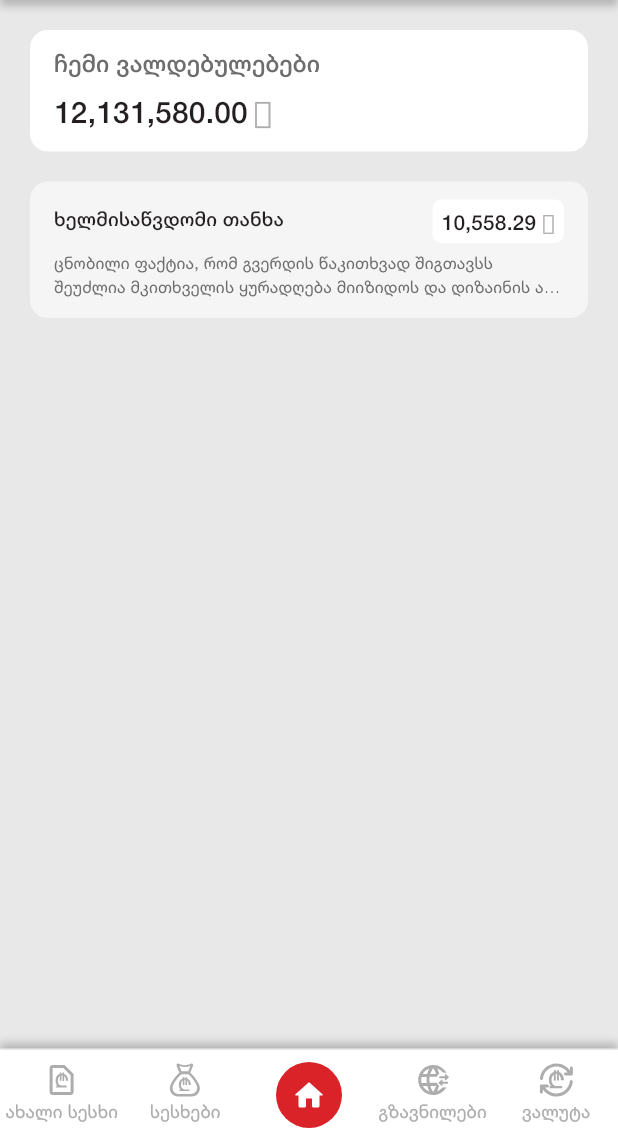
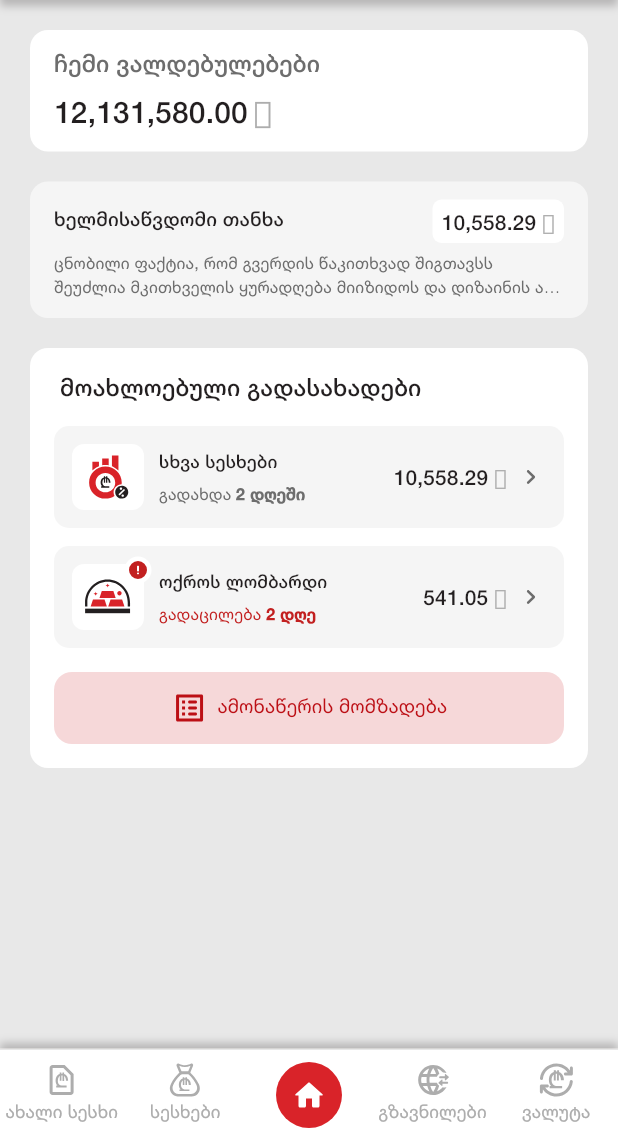
Before and after one commit to OmarKhachidze/skapi_obligations, a Flutter app: the screen it shows after launch, on a phone screen of 412 x 824 dp, the part 96-1236 px from its top. Run offline on Flutter 3.47's test engine with Material 3 defaults, Android fonts, the phone set to English and light mode, and no system bars; drawn by our look-alikes of dynamic_color; our stand-ins replace flutter_svg, go_router; generated files the repository leaves out were written again.

Commit message:
add upcoming payments section with items and icon button

```diff
--- a/lib/common/constants/svg_assets.dart
+++ b/lib/common/constants/svg_assets.dart
@@ -6,6 +6,7 @@ class SvgAssets {
 
   // App Logo
   static const String logo = '${_svgsPath}logo.svg';
+
   // Navigation Svg icons path
   static const String newLoan = '${_navigationPath}new_loan.svg';
   static const String loans = '${_navigationPath}loans.svg';
@@ -13,8 +14,16 @@ class SvgAssets {
   static const String homeDisabled = '${_navigationPath}home_disabled.svg';
   static const String transfers = '${_navigationPath}transfers.svg';
   static const String currency = '${_navigationPath}currency.svg';
+
+  // Obligations svg path
+  static const String otherObligations = '${_svgsPath}other_obligations.svg';
+  static const String goldObligations = '${_svgsPath}gold_obligations.svg';
+
   // Svg icons path
   static const String menu = '${_svgsPath}menu.svg';
   static const String notifications = '${_svgsPath}notifications.svg';
   static const String liveHelp = '${_svgsPath}live_help.svg';
+  static const String arrowRight = '${_svgsPath}arrow_right.svg';
+  static const String exclamationMark = '${_svgsPath}exc_mark.svg';
+  static const String listAlt = '${_svgsPath}list_alt.svg';
 }
--- /dev/null
+++ b/lib/common/widgets/buttons/skapi_icon_button.dart
@@ -0,0 +1,58 @@
+import 'package:flutter/material.dart';
+import 'package:flutter_svg/svg.dart';
+import 'package:skapi_obligations/common/extension/theme_extension.dart';
+
+class SkapiIconButton extends StatelessWidget {
+  const SkapiIconButton({
+    required this.label,
+    required this.iconPath,
+    required this.onPress,
+    super.key,
+  });
+
+  final String label;
+  final String iconPath;
+  final VoidCallback onPress;
+
+  @override
+  Widget build(BuildContext context) {
+    return Material(
+      color: context.skapiColors.primaryLight,
+      borderRadius: BorderRadius.circular(12),
+      child: InkWell(
+        onTap: onPress,
+        splashColor: context.skapiColors.primaryDark.withValues(alpha: 0.2),
+        highlightColor: context.skapiColors.primaryDark.withValues(alpha: 0.1),
+        borderRadius: BorderRadius.circular(12),
+        child: Container(
+          padding: const EdgeInsets.all(12.0),
+          decoration: BoxDecoration(borderRadius: BorderRadius.circular(12.0)),
+          child: Row(
+            mainAxisAlignment: MainAxisAlignment.center,
+            crossAxisAlignment: CrossAxisAlignment.center,
+            spacing: 6,
+            children: [
+              SvgPicture.asset(
+                iconPath,
+                colorFilter: ColorFilter.mode(
+                  context.skapiColors.primaryDark,
+                  BlendMode.srcIn,
+                ),
+              ),
+              Flexible(
+                child: Text(
+                  label,
+                  maxLines: 1,
+                  overflow: TextOverflow.ellipsis,
+                  style: context.skapiTextStyles.buttonSecondary.copyWith(
+                    color: context.skapiColors.primaryDark,
+                  ),
+                ),
+              ),
+            ],
+          ),
+        ),
+      ),
+    );
+  }
+}
--- a/lib/features/obligations/presentation/obligation_screen.dart
+++ b/lib/features/obligations/presentation/obligation_screen.dart
@@ -1,7 +1,9 @@
 import 'package:flutter/material.dart';
+import 'package:skapi_obligations/common/extension/localization_extension.dart';
 import 'package:skapi_obligations/common/extension/theme_extension.dart';
 import 'package:skapi_obligations/features/obligations/presentation/widgets/available_amount_section/available_amount_section.dart';
 import 'package:skapi_obligations/features/obligations/presentation/widgets/my_obligations_section/my_obligations_section.dart';
+import 'package:skapi_obligations/features/obligations/presentation/widgets/upcoming_payment_section/upcoming_payment_section.dart';
 
 import '../../../common/widgets/appbars/home_appbar.dart';
 
@@ -22,6 +24,7 @@ class ObligationScreen extends StatelessWidget {
         children: const [
           MyObligationsSection(amount: 12_131_580.00),
           AvailableAmountSection(amount: 10_558.29),
+          UpcomingPaymentSection(),
         ],
       ),
     );
--- /dev/null
+++ b/lib/features/obligations/presentation/widgets/upcoming_payment_section/upcoming_payment_error_icon.dart
@@ -0,0 +1,29 @@
+import 'package:flutter/material.dart';
+import 'package:flutter_svg/svg.dart';
+import 'package:skapi_obligations/common/extension/theme_extension.dart';
+import '../../../../../common/constants/svg_assets.dart';
+
+class UpcomingPaymentErrorIcon extends StatelessWidget {
+  const UpcomingPaymentErrorIcon({super.key});
+
+  @override
+  Widget build(BuildContext context) {
+    return Container(
+      width: 18.0,
+      height: 18.0,
+      padding: const EdgeInsets.all(3),
+      decoration: BoxDecoration(
+        color: context.skapiColors.error,
+        shape: BoxShape.circle,
+        border: Border.all(color: context.skapiColors.white, width: 3),
+      ),
+      child: SvgPicture.asset(
+        SvgAssets.exclamationMark,
+        colorFilter: ColorFilter.mode(
+          context.skapiColors.white,
+          BlendMode.srcIn,
+        ),
+      ),
+    );
+  }
+}
--- /dev/null
+++ b/lib/features/obligations/presentation/widgets/upcoming_payment_section/upcoming_payment_icon.dart
@@ -0,0 +1,45 @@
+import 'package:flutter/material.dart';
+import 'package:flutter_svg/svg.dart';
+import 'package:skapi_obligations/common/extension/theme_extension.dart';
+import 'package:skapi_obligations/features/obligations/presentation/widgets/upcoming_payment_section/upcoming_payment_error_icon.dart';
+
+class UpcomingPaymentIcon extends StatelessWidget {
+  const UpcomingPaymentIcon({
+    required this.iconPath,
+    this.hasPassed = false,
+    super.key,
+  });
+
+  final String iconPath;
+  final bool hasPassed;
+
+  @override
+  Widget build(BuildContext context) {
+    return Stack(
+      clipBehavior: Clip.none,
+      children: [
+        Container(
+          height: 44.0,
+          width: 48.0,
+          padding: const EdgeInsets.symmetric(horizontal: 6.0, vertical: 4.0),
+          decoration: BoxDecoration(
+            color: context.skapiColors.white,
+            borderRadius: BorderRadius.circular(8.0),
+          ),
+          child: SizedBox(
+            width: 36.0,
+            height: 36.0,
+            child: SvgPicture.asset(iconPath),
+          ),
+        ),
+        hasPassed
+            ? const Positioned(
+                top: -5,
+                right: -5,
+                child: UpcomingPaymentErrorIcon(),
+              )
+            : const SizedBox.shrink(),
+      ],
+    );
+  }
+}
--- /dev/null
+++ b/lib/features/obligations/presentation/widgets/upcoming_payment_section/upcoming_payment_item.dart
@@ -0,0 +1,73 @@
+import 'package:flutter/material.dart';
+import 'package:flutter_svg/svg.dart';
+import 'package:skapi_obligations/common/constants/svg_assets.dart';
+import 'package:skapi_obligations/common/extension/theme_extension.dart';
+import 'package:skapi_obligations/common/widgets/money_text/money_text.dart';
+import 'package:skapi_obligations/features/obligations/presentation/widgets/upcoming_payment_section/upcoming_payment_icon.dart';
+import 'package:skapi_obligations/features/obligations/presentation/widgets/upcoming_payment_section/upcoming_payment_label_pay_day.dart';
+
+class UpcomingPaymentItem extends StatelessWidget {
+  const UpcomingPaymentItem({
+    required this.label,
+    required this.iconPath,
+    required this.days,
+    required this.amount,
+    required this.onPress,
+    this.hasPassed = false,
+    super.key,
+  });
+
+  final String label;
+  final String iconPath;
+  final String days;
+  final double amount;
+  final bool hasPassed;
+  final VoidCallback onPress;
+
+  @override
+  Widget build(BuildContext context) {
+    return Material(
+      color: context.skapiColors.grayVeryLight,
+      borderRadius: BorderRadius.circular(10),
+      child: InkWell(
+        onTap: onPress,
+        borderRadius: BorderRadius.circular(10),
+        child: Container(
+          padding: const EdgeInsets.all(12.0),
+          decoration: BoxDecoration(borderRadius: BorderRadius.circular(10.0)),
+          child: Row(
+            children: [
+              UpcomingPaymentIcon(iconPath: iconPath, hasPassed: hasPassed),
+              const SizedBox(width: 10),
+              UpcomingPaymentLabelPayDay(
+                label: label,
+                days: days,
+                hasPassed: hasPassed,
+              ),
+              MoneyText(
+                amount: amount,
+                amountTextStyle: context.skapiTextStyles.h4,
+                currencyTextStyle: context.skapiTextStyles.gel.copyWith(
+                  fontSize: 14,
+                  height: 20 / 14,
+                ),
+              ),
+              const SizedBox(width: 6),
+              SizedBox(
+                width: 20.0,
+                height: 20.0,
+                child: SvgPicture.asset(
+                  SvgAssets.arrowRight,
+                  colorFilter: ColorFilter.mode(
+                    context.skapiColors.grayDark,
+                    BlendMode.srcIn,
+                  ),
+                ),
+              ),
+            ],
+          ),
+        ),
+      ),
+    );
+  }
+}
--- /dev/null
+++ b/lib/features/obligations/presentation/widgets/upcoming_payment_section/upcoming_payment_label_pay_day.dart
@@ -0,0 +1,38 @@
+import 'package:flutter/material.dart';
+import 'package:skapi_obligations/common/extension/theme_extension.dart';
+import 'package:skapi_obligations/features/obligations/presentation/widgets/upcoming_payment_section/upcoming_payment_pay_day_text.dart';
+
+class UpcomingPaymentLabelPayDay extends StatelessWidget {
+  const UpcomingPaymentLabelPayDay({
+    super.key,
+    required this.label,
+    required this.days,
+    required this.hasPassed,
+  });
+
+  final String label;
+  final String days;
+  final bool hasPassed;
+
+  @override
+  Widget build(BuildContext context) {
+    return Expanded(
+      child: Column(
+        crossAxisAlignment: CrossAxisAlignment.start,
+        spacing: 2,
+        children: [
+          Text(
+            label,
+            maxLines: 1,
+            overflow: TextOverflow.ellipsis,
+            style: context.skapiTextStyles.tinyText.copyWith(
+              fontWeight: FontWeight.w500,
+              color: context.skapiColors.black,
+            ),
+          ),
+          UpcomingPaymentPayDayText(days: days, hasPassed: hasPassed),
+        ],
+      ),
+    );
+  }
+}
--- /dev/null
+++ b/lib/features/obligations/presentation/widgets/upcoming_payment_section/upcoming_payment_pay_day_text.dart
@@ -0,0 +1,46 @@
+import 'package:flutter/material.dart';
+import 'package:skapi_obligations/common/extension/localization_extension.dart';
+import 'package:skapi_obligations/common/extension/theme_extension.dart';
+
+class UpcomingPaymentPayDayText extends StatelessWidget {
+  const UpcomingPaymentPayDayText({
+    required this.days,
+    required this.hasPassed,
+    super.key,
+  });
+
+  final String days;
+  final bool hasPassed;
+
+  @override
+  Widget build(BuildContext context) {
+    return RichText(
+      text: TextSpan(
+        text: hasPassed
+            ? context.localization.obligationsUpcomingPaymentsPass
+            : context.localization.obligationsUpcomingPaymentsPayment,
+        style: context.skapiTextStyles.tinyText.copyWith(
+          fontWeight: FontWeight.w400,
+          fontSize: 11,
+          height: 16 / 11,
+          color: hasPassed
+              ? context.skapiColors.error
+              : context.skapiColors.grayDark,
+        ),
+        children: [
+          TextSpan(
+            text: ' $days',
+            style: context.skapiTextStyles.tinyText.copyWith(
+              fontWeight: FontWeight.w900,
+              fontSize: 11,
+              height: 16 / 11,
+              color: hasPassed
+                  ? context.skapiColors.error
+                  : context.skapiColors.grayDark,
+            ),
+          ),
+        ],
+      ),
+    );
+  }
+}
--- /dev/null
+++ b/lib/features/obligations/presentation/widgets/upcoming_payment_section/upcoming_payment_section.dart
@@ -0,0 +1,62 @@
+import 'package:flutter/material.dart';
+import 'package:skapi_obligations/common/extension/localization_extension.dart';
+import 'package:skapi_obligations/common/extension/theme_extension.dart';
+import 'package:skapi_obligations/common/widgets/buttons/skapi_icon_button.dart';
+import 'package:skapi_obligations/features/obligations/presentation/widgets/upcoming_payment_section/upcoming_payment_item.dart';
+
+import '../../../../../common/constants/svg_assets.dart';
+
+class UpcomingPaymentSection extends StatelessWidget {
+  const UpcomingPaymentSection({super.key});
+
+  @override
+  Widget build(BuildContext context) {
+    return Container(
+      margin: const EdgeInsets.only(top: 20.0),
+      padding: const EdgeInsets.all(16.0),
+      decoration: BoxDecoration(
+        color: context.skapiColors.white,
+        borderRadius: BorderRadius.circular(12.0),
+      ),
+      child: Column(
+        spacing: 12,
+        crossAxisAlignment: CrossAxisAlignment.start,
+        children: [
+          Padding(
+            padding: const EdgeInsets.symmetric(horizontal: 4.0),
+            child: Text(
+              context.localization.obligationsUpcomingPayments,
+              style: context.skapiTextStyles.h3.copyWith(
+                fontFeatures: [const FontFeature.caseSensitiveForms()],
+                color: context.skapiColors.black,
+              ),
+            ),
+          ),
+          UpcomingPaymentItem(
+            label: 'სხვა სესხები',
+            iconPath: SvgAssets.otherObligations,
+            days: '2 დღეში',
+            amount: 10_558.29,
+            onPress: () {},
+          ),
+          UpcomingPaymentItem(
+            label: 'ოქროს ლომბარდი',
+            iconPath: SvgAssets.goldObligations,
+            days: '2 დღე',
+            amount: 541.05,
+            hasPassed: true,
+            onPress: () {},
+          ),
+          Padding(
+            padding: const EdgeInsetsGeometry.only(top: 4.0),
+            child: SkapiIconButton(
+              label: 'ამონაწერის მომზადება',
+              iconPath: SvgAssets.listAlt,
+              onPress: () {},
+            ),
+          ),
+        ],
+      ),
+    );
+  }
+}
--- a/lib/l10n/app_en.arb
+++ b/lib/l10n/app_en.arb
@@ -55,5 +55,20 @@
   "obligationsAvailableAmountDescription": "It is a well-known fact that the readable content of a page can attract the reader's attention and interfere with the perception of the design.",
   "@obligationsAvailableAmountDescription": {
     "description": "Description used for available amount section in obligations screen."
+  },
+
+  "obligationsUpcomingPayments": "მოახლოებული გადასახადები",
+  "@obligationsUpcomingPayments": {
+    "description": "Label used for upcoming payments section in obligations screen."
+  },
+
+  "obligationsUpcomingPaymentsPayment": "Payment",
+  "@obligationsUpcomingPaymentsPayment": {
+    "description": "Label used for upcoming payments items section in obligations screen."
+  },
+
+  "obligationsUpcomingPaymentsPass": "Pass",
+  "@obligationsUpcomingPaymentsPass": {
+    "description": "Label used for upcoming payments items section in obligations screen."
   }
 }
--- a/lib/l10n/app_ka.arb
+++ b/lib/l10n/app_ka.arb
@@ -55,5 +55,20 @@
   "obligationsAvailableAmountDescription": "ცნობილი ფაქტია, რომ გვერდის წაკითხვად შიგთავსს შეუძლია მკითხველის ყურადღება მიიზიდოს და დიზაინის აღქმაში ხელი შეუშალოს.",
   "@obligationsAvailableAmountDescription": {
     "description": "Description used for available amount section in obligations screen."
+  },
+
+  "obligationsUpcomingPayments": "მოახლოებული გადასახადები",
+  "@obligationsUpcomingPayments": {
+    "description": "Label used for upcoming payments section in obligations screen."
+  },
+
+  "obligationsUpcomingPaymentsPayment": "გადახდა",
+  "@obligationsUpcomingPaymentsPayment": {
+    "description": "Label used for upcoming payments items section in obligations screen."
+  },
+
+  "obligationsUpcomingPaymentsPass": "გადაცილება",
+  "@obligationsUpcomingPaymentsPass": {
+    "description": "Label used for upcoming payments items section in obligations screen."
   }
 }
```
Also changed, not shown: assets/svgs/arrow_right.svg (added), assets/svgs/exc_mark.svg (added), assets/svgs/gold_obligations.svg (added), assets/svgs/list_alt.svg (added), assets/svgs/other_obligations.svg (added).
